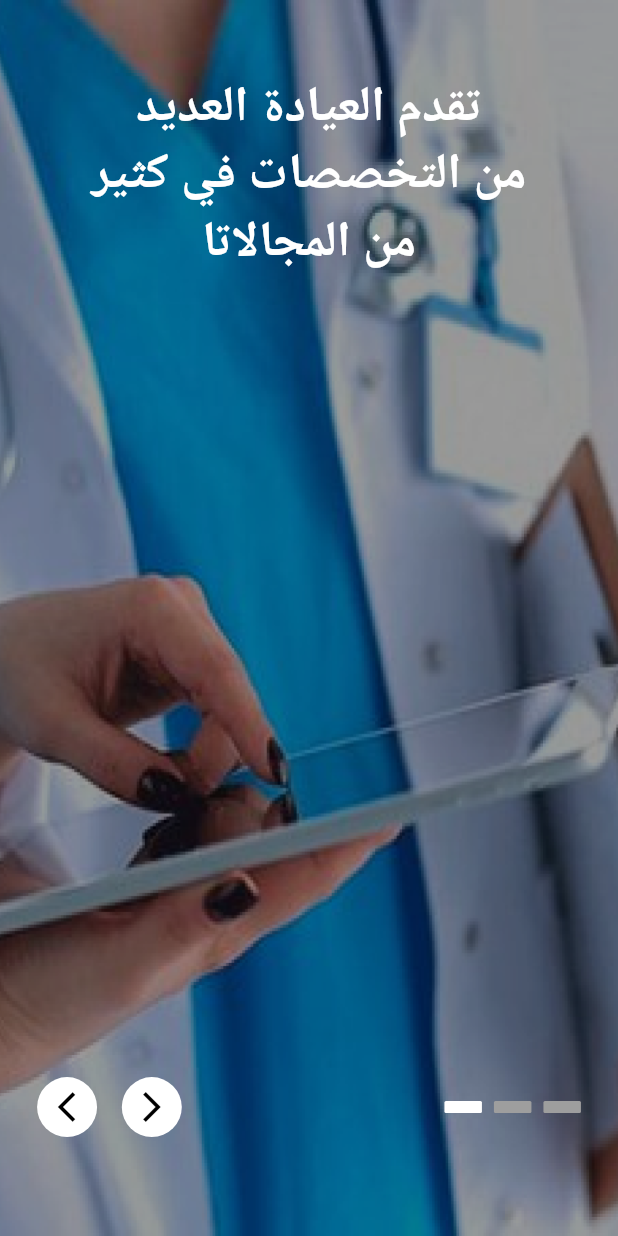
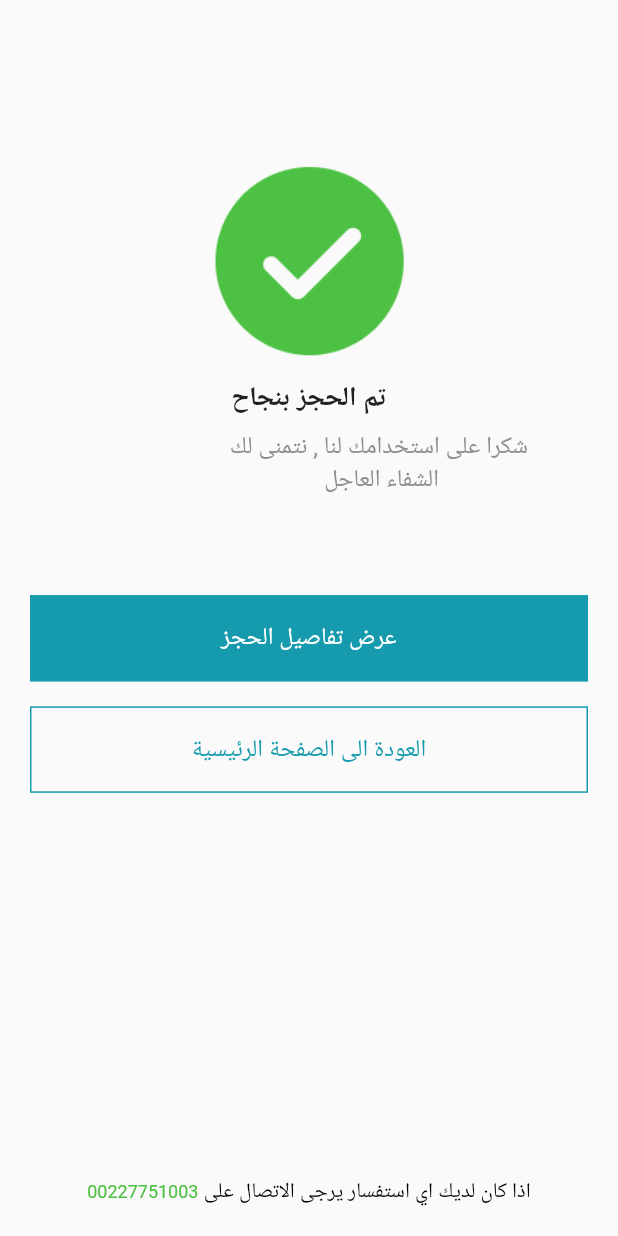
Before and after one commit to MalekYasser26/DMS, a Flutter app: the screen it shows after launch, on a phone screen of 412 x 824 dp. Run offline on Flutter 3.47's test engine with Material 2 defaults, Android fonts, the phone set to English and light mode, and no system bars; drawn by our look-alikes of smooth_page_indicator; our stand-ins replace flutter_rating_bar, google_fonts, sizer; Roboto replaces fonts that are missing (Cairo).

Commit message:
confirm screen

```diff
--- /dev/null
+++ b/lib/features/register_view/presentation/views/widgets/success_confirm_view.dart
@@ -0,0 +1,118 @@
+import 'package:flutter/material.dart';
+import 'package:google_fonts/google_fonts.dart';
+import 'package:sizer/sizer.dart';
+
+class ConfirmView extends StatelessWidget {
+  const ConfirmView({Key? key}) : super(key: key);
+  @override
+  Widget build(BuildContext context) {
+    return SafeArea(
+      child: Directionality(
+        textDirection: TextDirection.rtl,
+        child: Scaffold(
+          body: Padding(
+            padding: const EdgeInsets.all(20.0),
+            child: Center(
+              child: Column(
+                children: [
+                  SizedBox(height: 10.h,),
+                  Image.asset("assets/images/confirm.png",width: 35.w,),
+                  Padding(
+                    padding: const EdgeInsets.all(8.0),
+                    child: Text("تم الحجز بنجاح",
+                      style: GoogleFonts.cairo(
+                          textStyle: const TextStyle(
+                              fontSize: 18,fontWeight: FontWeight.bold
+                          )
+                      ),),
+                  ),
+                  Padding(
+                    padding: const EdgeInsets.only(right: 40.0),
+                    child: Row(
+                      children: [
+                        Text("شكرا على استخدامك لنا , نتمنى لك\n               الشفاء العاجل",
+                          style: GoogleFonts.cairo(
+                              textStyle: const TextStyle(
+                                  fontSize: 16,
+                                color: Color(0xff8F8E94)
+                              )
+                          ),),
+                      ],
+                    ),
+                  ),
+                  SizedBox(height:8.h),
+                  GestureDetector(
+                    onTap: (){
+
+                    },
+                    child: Container(
+                      height: 7.h,
+                      width: double.infinity,
+                      decoration: const BoxDecoration(
+                          color: Color(0xff159BAD)
+                      ),
+                      child: Center(
+                        child: Text("عرض تفاصيل الحجز",
+                          style: GoogleFonts.cairo(
+                              textStyle: const TextStyle(
+                                  color: Color(0xffFFFFFF),
+                                  fontSize: 16
+                              )
+                          ),),
+                      ),
+                    ),
+                  ),
+                  SizedBox(height:2.h),
+                  GestureDetector(
+                    onTap: (){
+
+                    },
+                    child: Container(
+                      height: 7.h,
+                      width: double.infinity,
+                      decoration: BoxDecoration(
+                        border: Border.all(color: const Color(0xff159BAD)),
+                      ),
+                      child: Center(
+                        child: Text("العودة الى الصفحة الرئيسية",
+                          style: GoogleFonts.cairo(
+                              textStyle: const TextStyle(
+                                  color: Color(0xff159BAD),
+                                  fontSize: 16
+                              )
+                          ),),
+                      ),
+                    ),
+                  ),
+                  const Spacer(),
+                  Row(
+                    mainAxisAlignment: MainAxisAlignment.center,
+                    children: [
+                      Text("اذا كان لديك اي استفسار يرجى الاتصال على ",
+                        style:GoogleFonts.cairo(
+                            fontSize: 14,
+                            fontWeight: FontWeight.w400,
+                            color: const Color(0xff000000)
+                        ),),
+                      GestureDetector(
+                        onTap: (){
+
+                        },
+                        child: Text("00227751003",
+                          style:GoogleFonts.cairo(
+                              fontSize: 12,
+                              fontWeight: FontWeight.w400,
+                              color: const Color(0xff4DC143)
+                          ),),
+                      ),
+                    ],
+                  )
+
+              ],),
+            ),
+          ),
+        ),
+      ),
+    );
+  }
+}
--- a/lib/main.dart
+++ b/lib/main.dart
@@ -1,4 +1,6 @@
 import 'package:doctor_management_system/features/onboarding_view/presentation/views/onboarding_view.dart';
+import 'package:doctor_management_system/features/register_view/presentation/views/widgets/confirm_view.dart';
+import 'package:doctor_management_system/features/register_view/presentation/views/widgets/success_confirm_view.dart';
 import 'package:doctor_management_system/features/splash_view/presentation/views/splash_view.dart';
 import 'package:flutter/material.dart';
 import 'package:sizer/sizer.dart';
@@ -16,7 +18,7 @@ class DoctorManagementSystem extends StatelessWidget {
         return  const MaterialApp(
           debugShowCheckedModeBanner: false,
           home: Scaffold(
-            body: SplashView(),
+            body: ConfirmView(),
           ),
         );
       },
--- a/pubspec.yaml
+++ b/pubspec.yaml
@@ -39,6 +39,7 @@ dependencies:
   sizer: ^2.0.15
   google_fonts: ^5.1.0
   flutter_rating_bar: ^4.0.1
+  dotted_border: ^2.0.0+3
 
 dev_dependencies:
   flutter_test:
```
Also changed, not shown: lib/features/register_view/presentation/views/widgets/confirm_view.dart (added, +249 -0 lines), assets/images/confirm.png (added), pubspec.lock.
